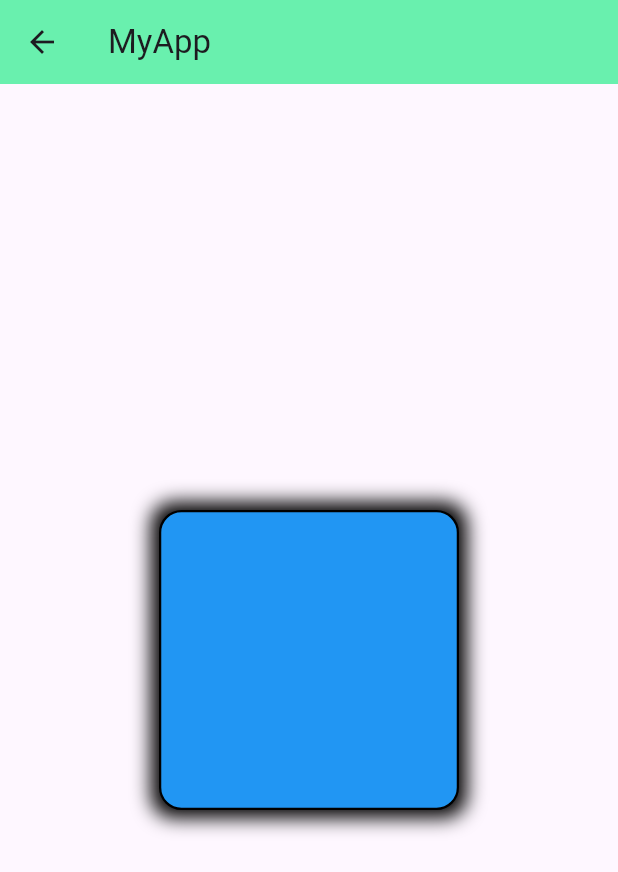
After one commit to jay-java/Flutter-MWF-11-00-SG, a Flutter app: the MyDecoration screen opened directly, on a phone screen of 412 x 824 dp. The commit adds this screen. Shown: the top 872 px of the screen. Run offline on Flutter 3.47's test engine with Material 3 defaults, Android fonts, the phone set to English and light mode, and no system bars; our stand-ins replace bloc, flutter_bloc.

Commit message:
decoration card image

```diff
--- /dev/null
+++ b/flutter_design/lib/p02_decoration.dart
@@ -0,0 +1,31 @@
+import 'package:flutter/material.dart';
+
+class MyDecoration extends StatelessWidget {
+  const MyDecoration({super.key});
+
+  @override
+  Widget build(BuildContext context) {
+    return Scaffold(
+      appBar: AppBar(title: Text('MyApp'), backgroundColor: Colors.greenAccent),
+      body: Center(
+        child: Container(
+          height: 200,
+          width: 200,
+          // color: Colors.grey,
+          decoration: BoxDecoration(
+            color: Colors.blue,
+            borderRadius: BorderRadius.circular(15),
+            border: Border.all(color: Colors.black, width: 1.5),
+            boxShadow: [
+              BoxShadow(
+                color: Colors.black,
+                blurRadius: 10,
+                spreadRadius: 5
+              )
+            ]
+          ),
+        ),
+      ),
+    );
+  }
+}
--- a/flutter_design/pubspec.yaml
+++ b/flutter_design/pubspec.yaml
@@ -58,9 +58,8 @@ flutter:
   uses-material-design: true
 
   # To add assets to your application, add an assets section, like this:
-  # assets:
-  #   - images/a_dot_burr.jpeg
-  #   - images/a_dot_ham.jpeg
+  assets:
+    - assets/images/
 
   # An image asset can refer to one or more resolution-specific "variants", see
   # https://flutter.dev/to/resolution-aware-images
```
Also changed, not shown: flutter_design/lib/main.dart (+6 -1 lines), flutter_design/lib/p03_card.dart (added, +17 -0 lines), flutter_design/lib/p04_margin_padding.dart (added, +32 -0 lines), flutter_design/lib/p05_image.dart (added, +22 -0 lines), flutter_design/lib/p01_row_column.dart (renamed from flutter_design/lib/row_column.dart), 1 other file.
